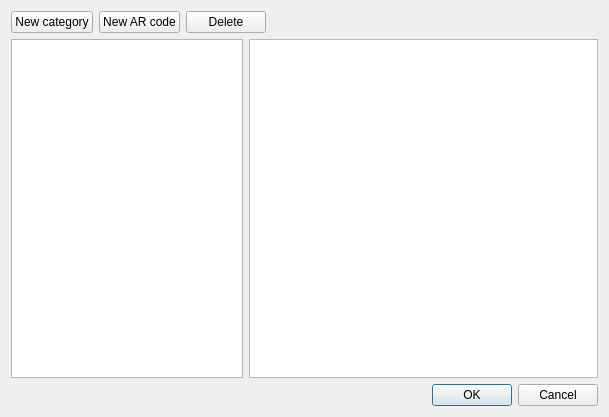
Qt form src/frontend/qt_sdl/CheatsDialog.ui (melonDS-emu/melonDS) before a commit.
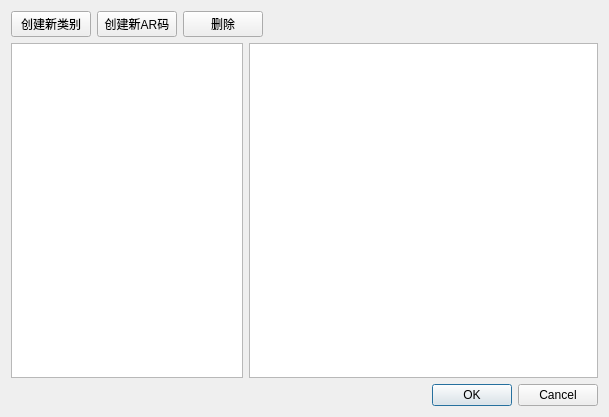
The same form after that commit.

The edit to the form file:
```diff
--- a/src/frontend/qt_sdl/CheatsDialog.ui
+++ b/src/frontend/qt_sdl/CheatsDialog.ui
@@ -22,21 +22,21 @@
      <item>
       <widget class="QPushButton" name="btnNewCat">
        <property name="text">
-        <string>New category</string>
+        <string>创建新类别</string>
        </property>
       </widget>
      </item>
      <item>
       <widget class="QPushButton" name="btnNewARCode">
        <property name="text">
-        <string>New AR code</string>
+        <string>创建新AR码</string>
        </property>
       </widget>
      </item>
      <item>
       <widget class="QPushButton" name="btnDeleteCode">
        <property name="text">
-        <string>Delete</string>
+        <string>删除</string>
        </property>
       </widget>
      </item>
```
Left out of the diff: 2 changed lines with no effect on the pictures.
